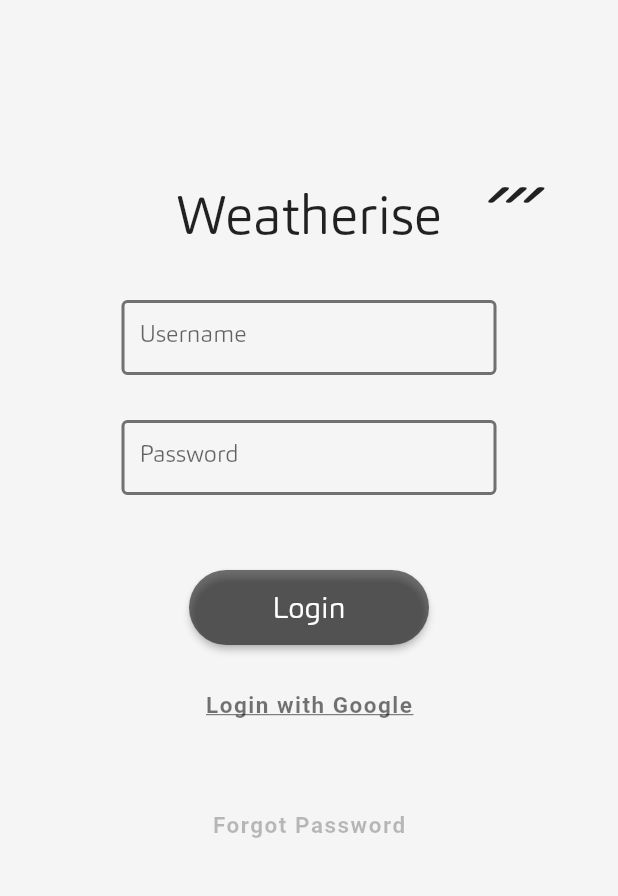
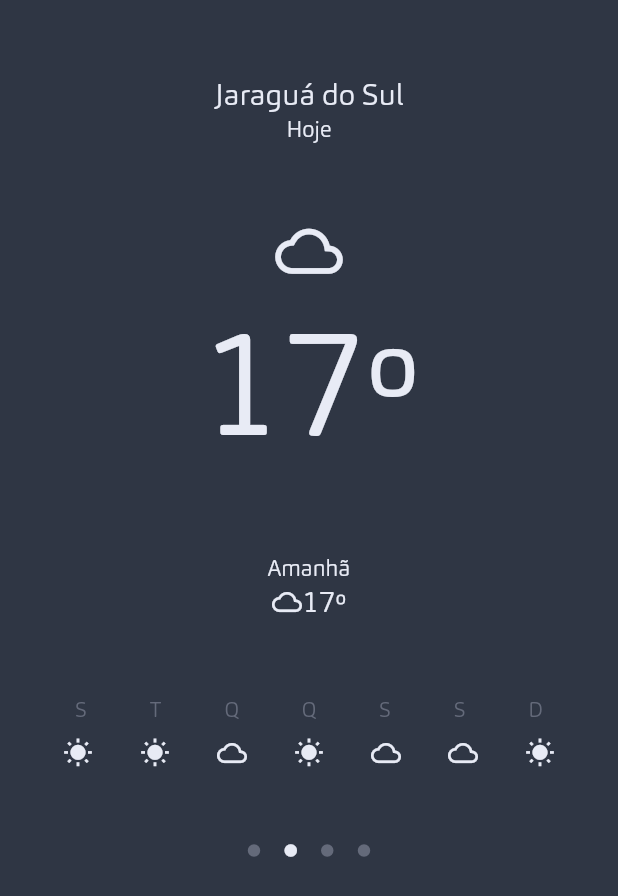
Before and after one commit to ejbussarello/Weather-App, a Flutter app: the screen it shows after launch, on a phone screen of 412 x 824 dp. Shown: the top 896 px of the screen. Run offline on Flutter 3.47's test engine with Material 2 defaults, Android fonts, the phone set to English and light mode, and no system bars.

Commit message:
Second page

```diff
--- a/weather_app/lib/main.dart
+++ b/weather_app/lib/main.dart
@@ -1,4 +1,5 @@
 import 'package:flutter/material.dart';
+import 'package:weather_app/screens/homePage_screen.dart';
 
 void main() {
   runApp(MyApp());
@@ -10,200 +11,7 @@ class MyApp extends StatelessWidget {
     return MaterialApp(
       title: 'Weather App',
       theme: ThemeData(fontFamily: 'Hoftype'),
-      home: LoginPage(),
+      home: HomePage(),
     );
   }
 }
-
-class LoginPage extends StatefulWidget {
-  const LoginPage({Key? key}) : super(key: key);
-
-  @override
-  _LoginPageState createState() => _LoginPageState();
-}
-
-class _LoginPageState extends State<LoginPage> {
-  @override
-  Widget build(BuildContext context) {
-    return Scaffold(
-      backgroundColor: Colors.grey[100],
-      body: Stack(
-        alignment: Alignment.center,
-        children: [
-          Positioned(
-            top: 120,
-            child: Text(
-              'Weatherise',
-              style: TextStyle(
-                fontFamily: 'Hoftype',
-                fontSize: 36,
-              ),
-            ),
-          ),
-          Positioned(
-            top: 110,
-            right: 60,
-            child: Text(
-              "´´´",
-              style: TextStyle(
-                fontSize: 60,
-                fontStyle: FontStyle.italic,
-              ),
-            ),
-          ),
-          Positioned(
-            width: 250,
-            height: 50,
-            top: 200,
-            child: TextFormField(
-              decoration: InputDecoration(
-                hintText: "Username",
-                fillColor: Colors.black54,
-                focusedBorder: OutlineInputBorder(
-                  borderRadius: BorderRadius.circular(4.0),
-                  borderSide: BorderSide(
-                    width: 2,
-                    color: Colors.black54,
-                  ),
-                ),
-                enabledBorder: OutlineInputBorder(
-                  borderRadius: BorderRadius.circular(4.0),
-                  borderSide: BorderSide(
-                    color: Colors.black54,
-                    width: 2,
-                  ),
-                ),
-              ),
-            ),
-          ),
-          Positioned(
-            width: 250,
-            height: 50,
-            top: 280,
-            child: TextFormField(
-              obscureText: true,
-              decoration: InputDecoration(
-                hintText: "Password",
-                fillColor: Colors.black54,
-                focusedBorder: OutlineInputBorder(
-                  borderRadius: BorderRadius.circular(4.0),
-                  borderSide: BorderSide(
-                    width: 2,
-                    color: Colors.black54,
-                  ),
-                ),
-                enabledBorder: OutlineInputBorder(
-                  borderRadius: BorderRadius.circular(4.0),
-                  borderSide: BorderSide(
-                    width: 2,
-                    color: Colors.black54,
-                  ),
-                ),
-              ),
-            ),
-          ),
-          Positioned(
-            width: 160,
-            height: 50,
-            top: 380,
-            child: ElevatedButton(
-              onPressed: () {},
-              style: ElevatedButton.styleFrom(
-                primary: Colors.black54,
-                padding: EdgeInsets.only(
-                  left: 40,
-                  right: 40,
-                  top: 10,
-                  bottom: 10,
-                ),
-                shape: RoundedRectangleBorder(
-                  borderRadius: BorderRadius.circular(30.0),
-                ),
-              ),
-              child: Text(
-                'Login',
-                style: TextStyle(fontSize: 20),
-              ),
-            ),
-          ),
-          Positioned(
-            width: 200,
-            height: 40,
-            top: 450,
-            child: TextButton(
-              style: TextButton.styleFrom(
-                primary: Colors.black54,
-                textStyle: TextStyle(
-                    letterSpacing: 1,
-                    decoration: TextDecoration.underline,
-                    fontWeight: FontWeight.bold,
-                    fontSize: 15,
-                    color: Colors.black54),
-              ),
-              onPressed: () {},
-              child: Text(
-                'Login with Google',
-              ),
-            ),
-          ),
-          Positioned(
-            width: 200,
-            height: 40,
-            top: 530,
-            child: TextButton(
-              style: TextButton.styleFrom(
-                primary: Colors.black54,
-                textStyle: TextStyle(
-                  letterSpacing: 1,
-                  fontSize: 15,
-                  color: Colors.black54,
-                ),
-              ),
-              onPressed: () {},
-              child: Text(
-                'Forgot Password',
-                style: TextStyle(
-                    fontWeight: FontWeight.bold,
-                    fontSize: 15,
-                    color: Colors.black26),
-              ),
-            ),
-          ),
-        ],
-
-        //     Column(
-        //       mainAxisAlignment: MainAxisAlignment.center,
-        //       children: [
-
-        //         Padding(
-        //           padding: const EdgeInsets.all(30.0),
-        //           child: Form(
-        //             child: Stack(
-        //               children: [
-
-        //                 SizedBox(height: 40),
-
-        //                 SizedBox(height: 40),
-
-        //                 SizedBox(height: 40),
-
-        //                 Positioned(
-        //                   top: 30,
-        //                   child: Text(
-        //                     "Forgot Password",
-        //                     style: TextStyle(
-        //                         fontWeight: FontWeight.bold,
-        //                         fontSize: 15,
-        //                         color: Colors.black54),
-        //                   ),
-        //                 ),
-        //               ],
-        //             ),
-        //           ),
-        //         )
-        //       ],
-        //     ),
-      ),
-    );
-  }
-}
--- /dev/null
+++ b/weather_app/lib/screens/homePage_screen.dart
@@ -0,0 +1,120 @@
+import 'package:flutter/material.dart';
+
+class HomePage extends StatefulWidget {
+  const HomePage({Key? key}) : super(key: key);
+
+  @override
+  _HomePageState createState() => _HomePageState();
+}
+
+class _HomePageState extends State<HomePage> {
+  @override
+  Widget build(BuildContext context) {
+    return Scaffold(
+      backgroundColor: Color(0xff2f3644),
+      body: Column(
+        children: [
+          SizedBox(height: 50),
+          Text(
+            'Jaraguá do Sul',
+            style: TextStyle(
+              color: Color(0xffe8ebf5),
+              fontSize: 20,
+            ),
+          ),
+          Text(
+            'Hoje',
+            style: TextStyle(
+              color: Color(0xffe8ebf5),
+              fontSize: 15,
+            ),
+          ),
+          SizedBox(height: 50),
+          Icon(
+            Icons.cloud_outlined,
+            color: Color(0xffe8ebf5),
+            size: 45,
+          ),
+          Text(
+            '17º',
+            style: TextStyle(
+              color: Color(0xffe8ebf5),
+              fontSize: 100,
+            ),
+          ),
+          SizedBox(
+            height: 50,
+          ),
+          Text(
+            'Amanhã',
+            style: TextStyle(
+              color: Color(0xffe8ebf5),
+              fontSize: 15,
+            ),
+          ),
+          Row(
+            mainAxisAlignment: MainAxisAlignment.center,
+            children: [
+              Icon(
+                Icons.cloud_outlined,
+                color: Color(0xffe8ebf5),
+                size: 20,
+              ),
+              Text(
+                '17º',
+                style: TextStyle(
+                  color: Color(0xffe8ebf5),
+                  fontSize: 20,
+                ),
+              ),
+            ],
+          ),
+          SizedBox(height: 50),
+          Padding(
+            padding: const EdgeInsets.only(left: 50.0, right: 50.0, bottom: 10),
+            child: Row(
+              mainAxisAlignment: MainAxisAlignment.spaceBetween,
+              children: [
+                Text("S", style: TextStyle(color: Color(0xff646a7a))),
+                Text("T", style: TextStyle(color: Color(0xff646a7a))),
+                Text("Q", style: TextStyle(color: Color(0xff646a7a))),
+                Text("Q", style: TextStyle(color: Color(0xff646a7a))),
+                Text("S", style: TextStyle(color: Color(0xff646a7a))),
+                Text("S", style: TextStyle(color: Color(0xff646a7a))),
+                Text("D", style: TextStyle(color: Color(0xff646a7a))),
+              ],
+            ),
+          ),
+          Padding(
+            padding: const EdgeInsets.only(left: 42.0, right: 42.0),
+            child: Row(
+              mainAxisAlignment: MainAxisAlignment.spaceBetween,
+              children: [
+                Icon(Icons.wb_sunny, color: Color(0xffe8ebf5), size: 20),
+                Icon(Icons.wb_sunny, color: Color(0xffe8ebf5), size: 20),
+                Icon(Icons.cloud_outlined, color: Color(0xffe8ebf5), size: 20),
+                Icon(Icons.wb_sunny, color: Color(0xffe8ebf5), size: 20),
+                Icon(Icons.cloud_outlined, color: Color(0xffe8ebf5), size: 20),
+                Icon(Icons.cloud_outlined, color: Color(0xffe8ebf5), size: 20),
+                Icon(Icons.wb_sunny, color: Color(0xffe8ebf5), size: 20),
+              ],
+            ),
+          ),
+          SizedBox(height: 50),
+          Padding(
+            padding: const EdgeInsets.only(left: 150.0, right: 150.0),
+            child: Row(
+              mainAxisAlignment: MainAxisAlignment.spaceEvenly,
+              children: [
+                Icon(Icons.circle, size: 10, color: Color(0xff646a7a)),
+                Icon(Icons.circle, size: 10, color: Color(0xffe8ebf5)),
+                Icon(Icons.circle, size: 10, color: Color(0xff646a7a)),
+                Icon(Icons.circle, size: 10, color: Color(0xff646a7a)),
+              ],
+            ),
+          )
+        ],
+      ),
+    );
+  }
+}
--- /dev/null
+++ b/weather_app/lib/screens/loginPage_screen.dart
@@ -0,0 +1,173 @@
+import 'package:flutter/material.dart';
+
+class LoginPage extends StatefulWidget {
+  const LoginPage({Key? key}) : super(key: key);
+
+  @override
+  _LoginPageState createState() => _LoginPageState();
+}
+
+class _LoginPageState extends State<LoginPage> {
+  @override
+  Widget build(BuildContext context) {
+    //Tratando ScrellView e Container. Defini tamanho do container o mesmo
+    //tamanho da tela.
+    //double height = MediaQuery.of(context).size.height;
+
+    return Scaffold(
+      backgroundColor: Colors.grey[100],
+      body: SingleChildScrollView(
+        child: Container(
+          height: MediaQuery.of(context).size.height,
+          child: Stack(
+            alignment: Alignment.center,
+            children: [
+              Positioned(
+                top: 120,
+                child: Text(
+                  'Weatherise',
+                  style: TextStyle(
+                    color: Color(0xff2f3644),
+                    fontFamily: 'Hoftype',
+                    fontSize: 36,
+                  ),
+                ),
+              ),
+              Positioned(
+                top: 110,
+                right: 60,
+                child: Text(
+                  "´´´",
+                  style: TextStyle(
+                    fontSize: 60,
+                    fontStyle: FontStyle.italic,
+                  ),
+                ),
+              ),
+              Positioned(
+                width: 250,
+                height: 50,
+                top: 200,
+                child: TextFormField(
+                  decoration: InputDecoration(
+                    hintText: "Username",
+                    fillColor: Color(0xff2f3644),
+                    focusedBorder: OutlineInputBorder(
+                      borderRadius: BorderRadius.circular(4.0),
+                      borderSide: BorderSide(
+                        width: 2,
+                        color: Color(0xff2f3644),
+                      ),
+                    ),
+                    enabledBorder: OutlineInputBorder(
+                      borderRadius: BorderRadius.circular(4.0),
+                      borderSide: BorderSide(
+                        color: Color(0xff2f3644),
+                        width: 2,
+                      ),
+                    ),
+                  ),
+                ),
+              ),
+              Positioned(
+                width: 250,
+                height: 50,
+                top: 280,
+                child: TextFormField(
+                  obscureText: true,
+                  decoration: InputDecoration(
+                    hintText: "Password",
+                    fillColor: Color(0xff2f3644),
+                    focusedBorder: OutlineInputBorder(
+                      borderRadius: BorderRadius.circular(4.0),
+                      borderSide: BorderSide(
+                        width: 2,
+                        color: Color(0xff2f3644),
+                      ),
+                    ),
+                    enabledBorder: OutlineInputBorder(
+                      borderRadius: BorderRadius.circular(4.0),
+                      borderSide: BorderSide(
+                        width: 2,
+                        color: Color(0xff2f3644),
+                      ),
+                    ),
+                  ),
+                ),
+              ),
+              Positioned(
+                width: 160,
+                height: 50,
+                top: 380,
+                child: ElevatedButton(
+                  onPressed: () {},
+                  style: ElevatedButton.styleFrom(
+                    primary: Color(0xff2f3644),
+                    //primary: Colors.black54,
+                    padding: EdgeInsets.only(
+                      left: 40,
+                      right: 40,
+                      top: 10,
+                      bottom: 10,
+                    ),
+                    shape: RoundedRectangleBorder(
+                      borderRadius: BorderRadius.circular(30.0),
+                    ),
+                  ),
+                  child: Text(
+                    'Login',
+                    style: TextStyle(fontSize: 20),
+                  ),
+                ),
+              ),
+              Positioned(
+                width: 200,
+                height: 40,
+                top: 450,
+                child: TextButton(
+                  style: TextButton.styleFrom(
+                    primary: Color(0xff2f3644),
+                    textStyle: TextStyle(
+                      letterSpacing: 1,
+                      decoration: TextDecoration.underline,
+                      fontWeight: FontWeight.bold,
+                      fontSize: 15,
+                      color: Color(0xff2f3644),
+                    ),
+                  ),
+                  onPressed: () {},
+                  child: Text(
+                    'Login with Google',
+                  ),
+                ),
+              ),
+              Positioned(
+                width: 200,
+                height: 40,
+                top: 530,
+                child: TextButton(
+                  style: TextButton.styleFrom(
+                    primary: Color(0xff2f3644),
+                    textStyle: TextStyle(
+                      letterSpacing: 1,
+                      fontSize: 15,
+                      color: Color(0xff2f3644),
+                    ),
+                  ),
+                  onPressed: () {},
+                  child: Text(
+                    'Forgot Password',
+                    style: TextStyle(
+                        fontWeight: FontWeight.bold,
+                        fontSize: 15,
+                        color: Colors.black26),
+                  ),
+                ),
+              ),
+            ],
+          ),
+        ),
+      ),
+    );
+  }
+}
```
